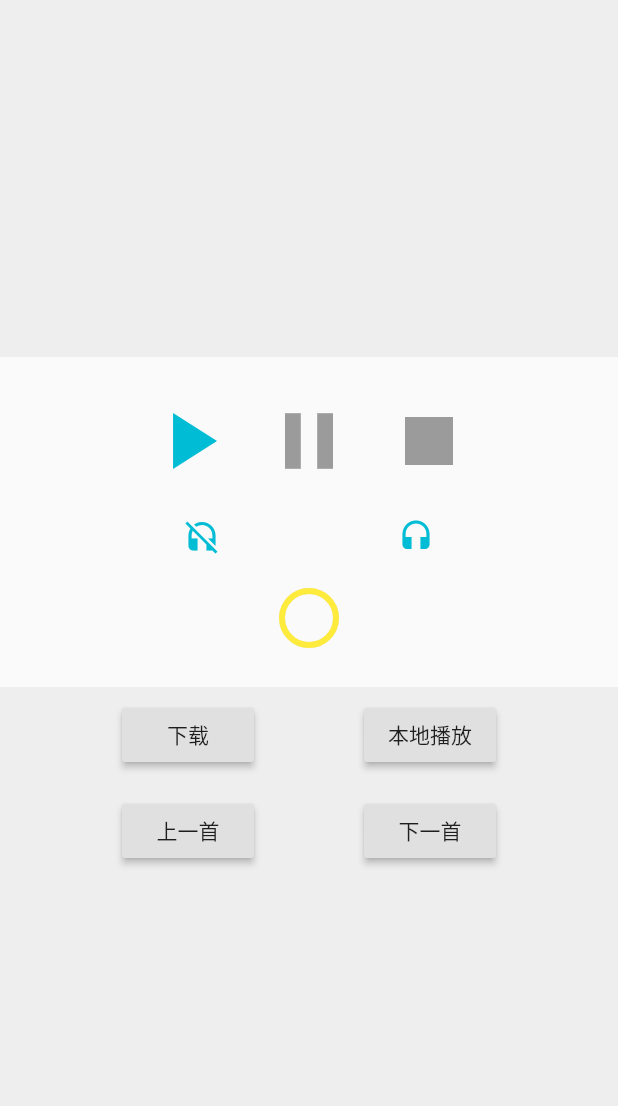
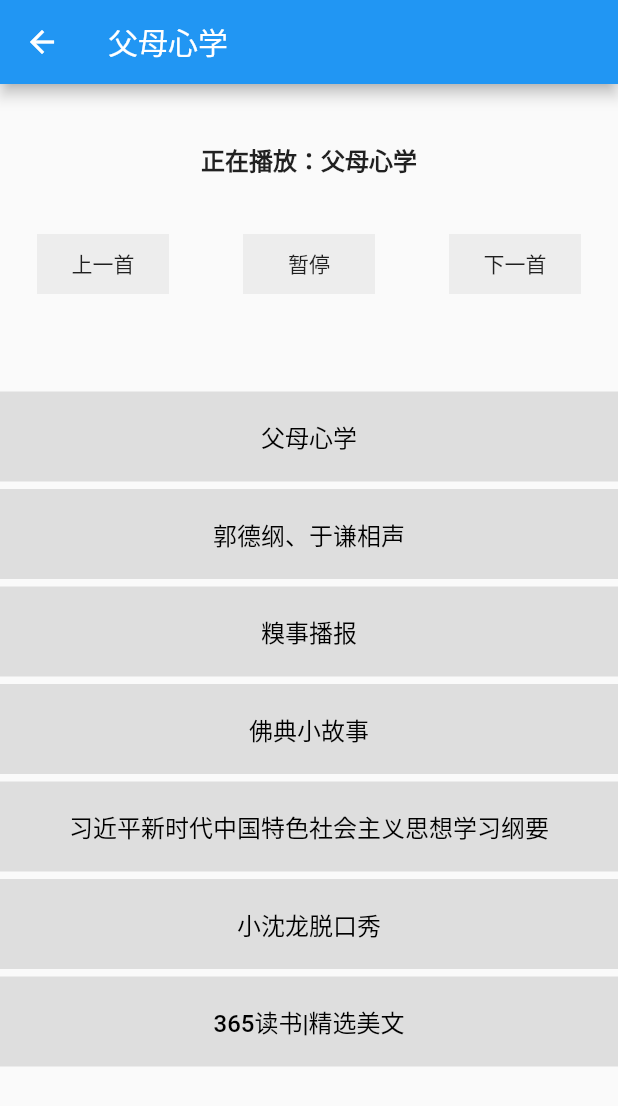
Before and after one commit to Tecode/flutter_widget, a Flutter app: the AudioApp screen opened directly, on a phone screen of 412 x 824 dp. Shown: the top 1106 px of the screen. Run offline on Flutter 3.47's test engine with Material 2 defaults, Android fonts, the phone set to English and light mode, and no system bars; our stand-ins replace audioplayers, flutter_sticky_header, video_player; statements that could not run were skipped.

Commit message:
feat: IOS背景播放，通知栏

```diff
--- a/lib/routers/AudioApp.dart
+++ b/lib/routers/AudioApp.dart
@@ -1,24 +1,12 @@
-import 'dart:async';
-import 'dart:io';
-import 'dart:typed_data';
+import 'package:flutter/material.dart';
+import 'package:audioplayers/audioplayers.dart';
 
-import 'package:flutter_widget/helpers/audio.dart';
-import 'package:flutter/material.dart';
-import 'package:http/http.dart';
-import 'package:path_provider/path_provider.dart';
-
-typedef void OnError(Exception exception);
-
-const kUrl =
-    "http://aod.tx.xmcdn.com/group63/M04/B0/63/wKgMaF0AjEqzchhcAHOQyw-MaWs694.m4a";
-const kUrl2 =
-    "http://aod.tx.xmcdn.com/group58/M05/07/2C/wKgLc12dkrrDYlynANlq0D3kVYM472.m4a";
-
-void main() {
-  runApp(MaterialApp(home: Scaffold(body: AudioApp())));
+enum Status {
+  playing,
+  end,
+  loading,
+  pause,
 }
-
-enum PlayerState { stopped, playing, paused }
 
 class AudioApp extends StatefulWidget {
   const AudioApp();
@@ -27,238 +15,195 @@ class AudioApp extends StatefulWidget {
 }
 
 class _AudioAppState extends State<AudioApp> {
-  Duration duration;
-  Duration position;
+  AudioPlayer audioPlayer = AudioPlayer();
+  int _current = 0;
+  Status _status = Status.pause;
 
-  AudioPlayer audioPlayer;
-
-  String localFilePath;
-
-  PlayerState playerState = PlayerState.stopped;
-
-  get isPlaying => playerState == PlayerState.playing;
-  get isPaused => playerState == PlayerState.paused;
-
-  get durationText =>
-      duration != null ? duration.toString().split('.').first : '';
-  get positionText =>
-      position != null ? position.toString().split('.').first : '';
-
-  bool isMuted = false;
-
-  StreamSubscription _positionSubscription;
-  StreamSubscription _audioPlayerStateSubscription;
+  final List<Map<String, String>> _audioList = [
+    {
+      'title': '父母心学',
+      'value':
+          'https://video-cdn.naoxuejia.com/351c8912-fbfb-46d9-863d-c3e40e30b283.audio.m3u8?pm3u8/1143200&e=1572086524&token=6HXdYoPQFVMGnhmW45qWU3OvndEZz0h5aJF_y1qy:X7tI3vdLZV0_3WphIDxGgr833pQ='
+    },
+    {
+      'title': '郭德纲、于谦相声',
+      'value':
+          'https://audio.cos.xmcdn.com/group58/M05/07/2C/wKgLc12dkrrDYlynANlq0D3kVYM472.m4a',
+    },
+    {
+      'title': '糗事播报',
+      'value':
+          'https://audio.cos.xmcdn.com/group67/M07/B5/E7/wKgMd12ytQzD1bGVAJwaOgjqlMo860.m4a',
+    },
+    {
+      'title': '佛典小故事',
+      'value':
+          'http://aod.tx.xmcdn.com/group58/M01/1C/7D/wKgLgl2hmFTTva2tACzonXRJX5w933.m4a',
+    },
+    {
+      'title': '习近平新时代中国特色社会主义思想学习纲要',
+      'value':
+          'http://audio.xmcdn.com/group63/M04/B0/63/wKgMaF0AjEqzchhcAHOQyw-MaWs694.m4a',
+    },
+    {
+      'title': '小沈龙脱口秀',
+      'value':
+          'https://aod.tx.xmcdn.com/group67/M07/C7/82/wKgMd12z5wfw60O3AFf8jyP9Qso348.m4a',
+    },
+    {
+      'title': '365读书|精选美文',
+      'value':
+          'https://aod.tx.xmcdn.com/group67/M02/A0/EB/wKgMd12xckfTAx5KAE-YPhNfLro926.m4a',
+    },
+  ];
 
   @override
   void initState() {
+    // TODO: implement initState
     super.initState();
-    initAudioPlayer();
+    play();
+    audioPlayer.setNotification(
+      albumTitle: '《父母心学》公开课-高考的真相',
+      artist: '蜜糖男孩',
+      imageUrl: 'https://qpic.y.qq.com/music_cover/X52mdv6vsP6HbocN3ajjkQIoUEP69XSwf7Faedy1QPqpnl0qmG9t1A/300?n=1',
+      duration: Duration(microseconds: 5304)
+    );
+    audioPlayer.onPlayerStateChanged.listen((AudioPlayerState s) {
+      print('Current player state: $s');
+      // setState(() => playerState = s);
+    });
   }
 
   @override
   void dispose() {
-    _positionSubscription.cancel();
-    _audioPlayerStateSubscription.cancel();
-    audioPlayer.stop();
+    // TODO: implement dispose
     super.dispose();
+    audioPlayer.dispose();
   }
 
-  void initAudioPlayer() {
-    audioPlayer = AudioPlayer();
-    _positionSubscription = audioPlayer.onAudioPositionChanged
-        .listen((p) => setState(() => position = p));
-    _audioPlayerStateSubscription =
-        audioPlayer.onPlayerStateChanged.listen((s) {
-      if (s == AudioPlayerState.PLAYING) {
-        setState(() => duration = audioPlayer.duration);
-      } else if (s == AudioPlayerState.STOPPED) {
-        onComplete();
+  play() async {
+    int result = await audioPlayer.play(_audioList[_current]['value']);
+    if (result == 1) {
+      print('播放成功');
       setState(() {
-          position = duration;
+        _status = Status.playing;
+      });
+      // success
+    }
+  }
+
+  void _togglePlay() async {
+    if (_status == Status.pause) {
+      int result = await audioPlayer.resume();
+      if (result == 1) {
+        setState(() {
+          _status = Status.playing;
         });
       }
-    }, onError: (msg) {
+      return;
+    }
+    if (_status == Status.playing) {
+      int result = await audioPlayer.pause();
+      if (result == 1) {
         setState(() {
-        playerState = PlayerState.stopped;
-        duration = Duration(seconds: 0);
-        position = Duration(seconds: 0);
-      });
+          _status = Status.pause;
         });
       }
-
-  Future play(String url) async {
-    await audioPlayer.play(url);
-    setState(() {
-      playerState = PlayerState.playing;
-    });
+      return;
     }
-
-  Future _playLocal() async {
-    await audioPlayer.play(localFilePath, isLocal: true);
-    setState(() => playerState = PlayerState.playing);
-  }
-
-  Future pause() async {
-    await audioPlayer.pause();
-    setState(() => playerState = PlayerState.paused);
-  }
-
-  Future stop() async {
-    await audioPlayer.stop();
-    setState(() {
-      playerState = PlayerState.stopped;
-      position = Duration();
-    });
-  }
-
-  Future mute(bool muted) async {
-    await audioPlayer.mute(muted);
-    setState(() {
-      isMuted = muted;
-    });
-  }
-
-  void onComplete() {
-    print('播放结束');
-    setState(() => playerState = PlayerState.stopped);
-    // 播放结束以后播放下一首
-    play(kUrl2);
-  }
-
-  Future<Uint8List> _loadFileBytes(String url, {OnError onError}) async {
-    Uint8List bytes;
-    try {
-      bytes = await readBytes(url);
-    } on ClientException {
-      rethrow;
-    }
-    return bytes;
-  }
-
-  Future _loadFile() async {
-    final bytes = await _loadFileBytes(kUrl,
-        onError: (Exception exception) =>
-            print('_loadFile => exception $exception'));
-
-    final dir = await getApplicationDocumentsDirectory();
-    final file = File('${dir.path}/audio.mp3');
-
-    await file.writeAsBytes(bytes);
-    if (await file.exists())
-      setState(() {
-        localFilePath = file.path;
-      });
   }
 
   @override
   Widget build(BuildContext context) {
-    return Center(
-        child: Material(
-            elevation: 2.0,
-            color: Colors.grey[200],
-            child: Center(
+    return Scaffold(
+      appBar: AppBar(
+        title: Text(
+          '${_audioList[_current]['title']}',
+        ),
+      ),
+      body: Column(
+        children: <Widget>[
+          Container(
+            width: double.infinity,
+            height: 200,
             child: Column(
-                  mainAxisAlignment: MainAxisAlignment.spaceEvenly,
-                  mainAxisSize: MainAxisSize.min,
-                  children: [
-                    Material(child: _buildPlayer()),
-                    localFilePath != null ? Text(localFilePath) : Container(),
-                    Padding(
-                      padding: const EdgeInsets.all(8.0),
-                      child: Row(
-                          mainAxisAlignment: MainAxisAlignment.spaceEvenly,
-                          children: [
-                            RaisedButton(
-                              onPressed: () => _loadFile(),
-                              child: Text('下载'),
+              children: <Widget>[
+                SizedBox(
+                  height: 100.0,
+                  child: Align(
+                    child: Text(
+                      '正在播放：${_audioList[_current]['title']}',
+                      textAlign: TextAlign.center,
+                      style: TextStyle(
+                        fontSize: 16.0,
+                        fontWeight: FontWeight.w600,
                       ),
-                            RaisedButton(
-                              onPressed: () => _playLocal(),
-                              child: Text('本地播放'),
                     ),
-                          ]),
                   ),
-                    Padding(
-                      padding: const EdgeInsets.all(8.0),
-                      child: Row(
-                          mainAxisAlignment: MainAxisAlignment.spaceEvenly,
-                          children: [
-                            RaisedButton(
-                              onPressed: () => play(kUrl),
+                ),
+                Row(
+                  mainAxisAlignment: MainAxisAlignment.spaceAround,
+                  children: <Widget>[
+                    Container(
+                      height: 40.0,
+                      color: Color(0xffededed),
+                      child: FlatButton(
+                        onPressed: () {},
                         child: Text('上一首'),
                       ),
-                            RaisedButton(
-                              onPressed: () => play(kUrl2),
+                    ),
+                    Container(
+                      height: 40.0,
+                      color: Color(0xffededed),
+                      child: FlatButton(
+                        onPressed: _togglePlay,
+                        child: Text('${_status == Status.pause ? '播放' : '暂停'}'),
+                      ),
+                    ),
+                    Container(
+                      height: 40.0,
+                      color: Color(0xffededed),
+                      child: FlatButton(
+                        onPressed: () {},
                         child: Text('下一首'),
                       ),
-                          ]),
+                    ),
+                  ],
                 )
-                  ]),
-            )));
-  }
-
-  Widget _buildPlayer() => Container(
-      padding: EdgeInsets.all(16.0),
-      child: Column(mainAxisSize: MainAxisSize.min, children: [
-        Row(mainAxisSize: MainAxisSize.min, children: [
-          IconButton(
-              onPressed: isPlaying ? null : () => play(kUrl),
-              iconSize: 64.0,
-              icon: Icon(Icons.play_arrow),
-              color: Colors.cyan),
-          IconButton(
-              onPressed: isPlaying ? () => pause() : null,
-              iconSize: 64.0,
-              icon: Icon(Icons.pause),
-              color: Colors.cyan),
-          IconButton(
-              onPressed: isPlaying || isPaused ? () => stop() : null,
-              iconSize: 64.0,
-              icon: Icon(Icons.stop),
-              color: Colors.cyan),
-        ]),
-        duration == null
-            ? Container()
-            : Slider(
-                value: position?.inMilliseconds?.toDouble() ?? 0.0,
-                onChanged: (double value) =>
-                    audioPlayer.seek((value / 1000).roundToDouble()),
-                min: 0.0,
-                max: duration.inMilliseconds.toDouble()),
-        Row(
-          mainAxisAlignment: MainAxisAlignment.spaceEvenly,
-          children: <Widget>[
-            IconButton(
-                onPressed: () => mute(true),
-                icon: Icon(Icons.headset_off),
-                color: Colors.cyan),
-            IconButton(
-                onPressed: () => mute(false),
-                icon: Icon(Icons.headset),
-                color: Colors.cyan),
               ],
             ),
-        Row(mainAxisSize: MainAxisSize.min, children: [
-          Padding(
-              padding: EdgeInsets.all(12.0),
-              child: Stack(children: [
-                CircularProgressIndicator(
-                    value: 1.0,
-                    valueColor: AlwaysStoppedAnimation(Colors.grey[300])),
-                CircularProgressIndicator(
-                  value: position != null && position.inMilliseconds > 0
-                      ? (position?.inMilliseconds?.toDouble() ?? 0.0) /
-                          (duration?.inMilliseconds?.toDouble() ?? 0.0)
-                      : 0.0,
-                  valueColor: AlwaysStoppedAnimation(Colors.cyan),
-                  backgroundColor: Colors.yellow,
           ),
-              ])),
-          Text(
-              position != null
-                  ? "${positionText ?? ''} / ${durationText ?? ''}"
-                  : duration != null ? durationText : '',
-              style: TextStyle(fontSize: 24.0))
-        ])
-      ]));
+          Expanded(
+            child: ListView.builder(
+              itemBuilder: (BuildContext context, int index) {
+                return Container(
+                  margin: EdgeInsets.only(top: 5.0),
+                  decoration: BoxDecoration(
+                    color: Color(0xffdedede),
+                  ),
+                  child: FlatButton(
+                    onPressed: () {
+                      setState(() {
+                        _current = index;
+                      });
+                    },
+                    child: SizedBox(
+                      height: 60.0,
+                      child: Align(
+                        child: Text(
+                          '${_audioList[index]['title']}',
+                          style: TextStyle(fontSize: 16.0, color: Colors.black),
+                        ),
+                      ),
+                    ),
+                  ),
+                );
+              },
+              itemCount: _audioList.length,
+            ),
+          )
+        ],
+      ),
+    );
   }
+}
--- a/pubspec.yaml
+++ b/pubspec.yaml
@@ -31,6 +31,9 @@ dev_dependencies:
   video_player: ^0.10.1+6
   path_provider:
   http:
+  # audioplayers: ^0.13.2
+  audioplayers:
+    path: /Users/aming/testFile/audioplayers
 
 
 # For information on the generic Dart part of this file, see the
```
Also changed, not shown: pubspec.lock, 10 other files. Lines whose indentation alone changed are shown as unchanged.
